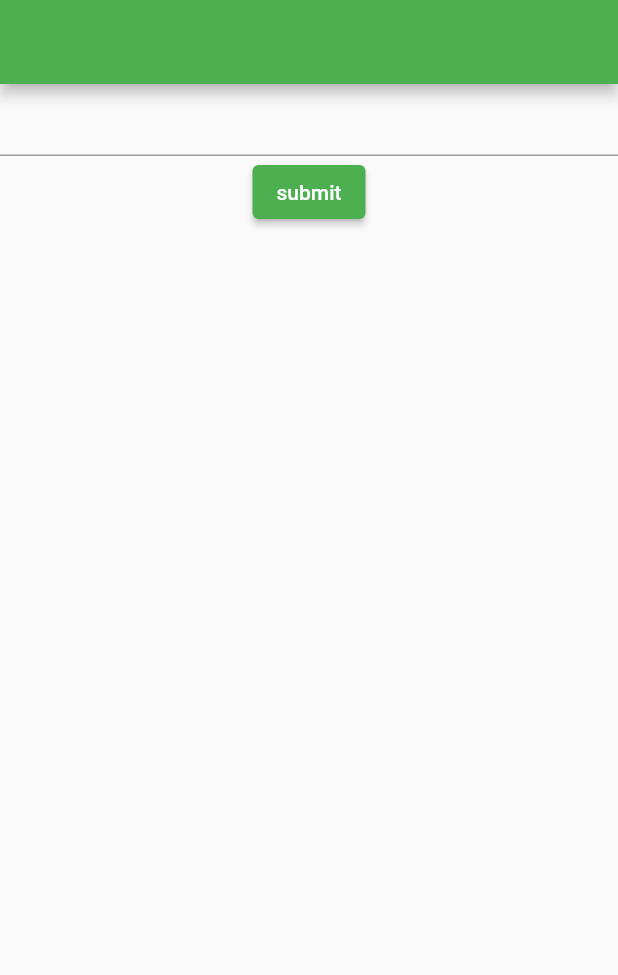
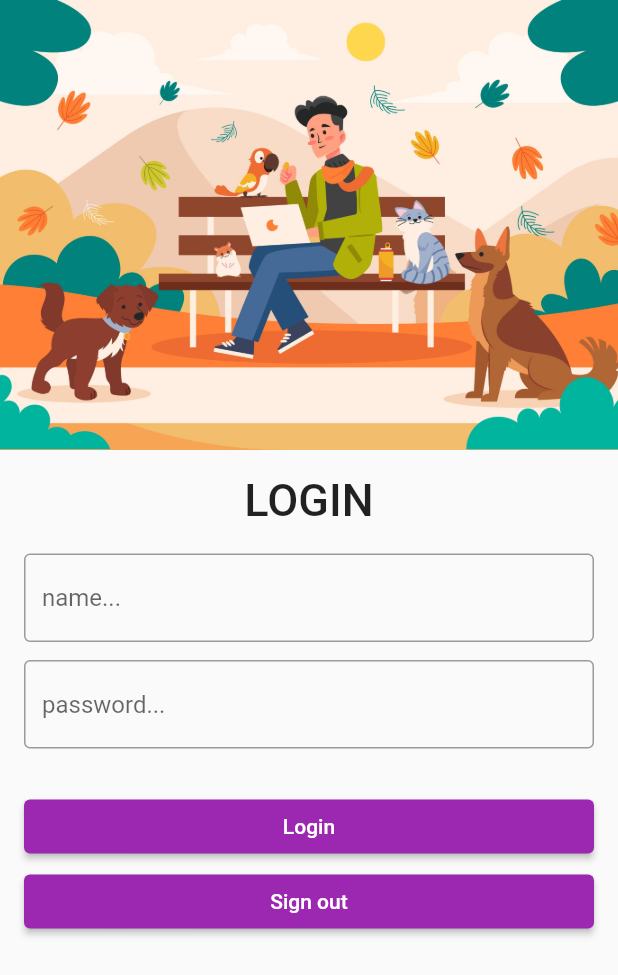
Before and after one commit to sreerag5375/flutter_concepts, a Flutter app: the screen it shows after launch, on a phone screen of 412 x 824 dp. Shown: the top 975 px of the screen. Run offline on Flutter 3.47's test engine with Material 2 defaults, Android fonts, the phone set to English and light mode, and no system bars; our stand-ins replace shared_preferences.

Commit message:
This commit is a basic login screen where users can enter their username and password. Successful login stores user data in SharedPreferences, while a signout feature allows users to clear their data and return to the login screen

```diff
--- a/lib/main.dart
+++ b/lib/main.dart
@@ -1,8 +1,9 @@
 import 'package:flutter/material.dart';
-import 'package:flutter_concepts/screen_login.dart';
-import 'package:shared_preferences/shared_preferences.dart';
+import 'package:flutter_concepts/screen_spash.dart';
 
-void main() async {
+const SAVE_KEY_NAME = 'userLoggedIn';
+
+void main() {
   runApp(const MyApp());
 }
 
@@ -12,11 +13,10 @@ class MyApp extends StatelessWidget {
   @override
   Widget build(BuildContext context) {
     return MaterialApp(
-      theme: ThemeData(primarySwatch: Colors.green),
-      title: 'Whatsapp Home Screen',
-      home:  LoginScreen(),
+      title: 'simple login page',
+      theme: ThemeData(primarySwatch: Colors.purple),
+      home: const SplashScreen(),
+      debugShowCheckedModeBanner: false,
     );
   }
-
-
 }
--- a/lib/screen_login.dart
+++ b/lib/screen_login.dart
@@ -5,41 +5,104 @@ import 'package:shared_preferences/shared_preferences.dart';
 class LoginScreen extends StatelessWidget {
   LoginScreen({super.key});
 
-  final _textController = TextEditingController();
+  final nameController = TextEditingController();
+  final passwordController = TextEditingController();
+  final formkey = GlobalKey<FormState>();
 
   @override
   Widget build(BuildContext context) {
-    getSavedData(context);
     return Scaffold(
-      appBar: AppBar(),
-      body: Center(
+      body: SingleChildScrollView(
         child: Column(
           children: [
-            const TextField(),
-            ElevatedButton(
-                onPressed: () => saveToSharedPref(),
-                child: const Text('submit'))
+            Container(
+              width: double.infinity,
+              height: 300,
+              decoration: const BoxDecoration(
+                  image: DecorationImage(
+                      image: AssetImage('assets/login_img.jpg'),
+                      fit: BoxFit.cover)),
+            ),
+            Padding(
+                padding: const EdgeInsets.all(16.0),
+                child: Form(
+                  key: formkey,
+                  child: Column(
+                    children: [
+                      const Text(
+                        'LOGIN',
+                        style: TextStyle(
+                            fontSize: 30, fontWeight: FontWeight.w500),
+                      ),
+                      const SizedBox(height: 18,),
+                      TextFormField(
+                        controller: nameController,
+                        decoration: const InputDecoration(
+                            border: OutlineInputBorder(), hintText: 'name...'),
+                        validator: (value) =>
+                            (value == null || value.length < 4)
+                                ? 'Username must contain at least 4 numbers.'
+                                : null,
+                      ),
+                      const SizedBox(height: 12,),
+                      TextFormField(
+                        controller: passwordController,
+                        obscureText: true,
+                        keyboardType: TextInputType.number,
+                        decoration: const InputDecoration(
+                          border: OutlineInputBorder(),
+                          hintText: 'password...',
+                        ),
+                        validator: (value) =>
+                            (value == null || value.length < 3)
+                                ? 'Password must contain at least 4 numbers.'
+                                : null,
+                      ),
+                      const SizedBox(height: 28,),
+                      SizedBox(
+                          width: double.infinity,
+                          child: ElevatedButton(
+                              onPressed: () {
+                                formkey.currentState!.validate();
+                                checkCredentials(context);
+                              },
+                              child: const Text('Login'))),
+                      const SizedBox(height: 2,),
+                      SizedBox(
+                          width: double.infinity,
+                          child: ElevatedButton(
+                              onPressed: () {}, child: const Text('Sign out')))
+                    ],
+                  ),
+                )),
           ],
         ),
       ),
     );
   }
 
-  Future<void> saveToSharedPref() async {
-    // shared pref
-    final _sharedPref = await SharedPreferences.getInstance();
-
-    // save data
-    _sharedPref.setString('login_value', _textController.text);
+  Widget spacer({required double height}) {
+    return SizedBox(
+      height: height,
+    );
   }
 
-  Future<void> getSavedData(BuildContext context) async {
-    final sharedPref = await SharedPreferences.getInstance();
-    final _login_credintials = sharedPref.getString('login_value');
-    if (_login_credintials != null) {
-      Navigator.of(context).push(MaterialPageRoute(
-        builder: (context) => HomeScreen(),
-      ));
+  void checkCredentials(BuildContext context) async {
+    final name = nameController.text;
+    final password = passwordController.text;
+    // when the user enters a valid username and password,
+    // store the data into sharedpreferences and navigate
+    // user to the home screen
+    if (name.length > 3 && password.length > 3) {
+      final _sharedPref = await SharedPreferences.getInstance();
+      _sharedPref.setBool('SAVE_KEY_NAME', true);
+      Navigator.of(context)
+          .pushReplacement(MaterialPageRoute(builder: (context) {
+        return const HomeScreen();
+      }));
+    } else {
+      ScaffoldMessenger.of(context).showSnackBar(
+          const SnackBar(content: Text('Username and password do not match')));
     }
   }
 }
```
Also changed, not shown: lib/screen_home.dart (+22 -8 lines), lib/screen_spash.dart (added, +60 -0 lines), pubspec.yaml (+6 -14 lines), assets/32271.jpg (added), assets/login_img.jpg (added).
